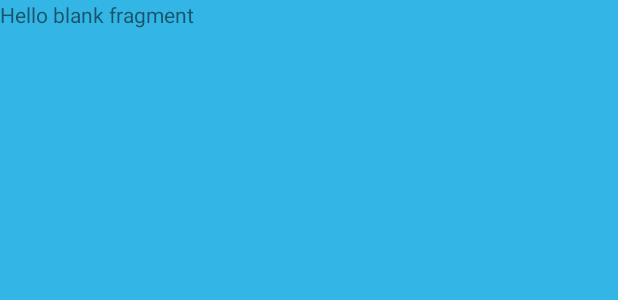
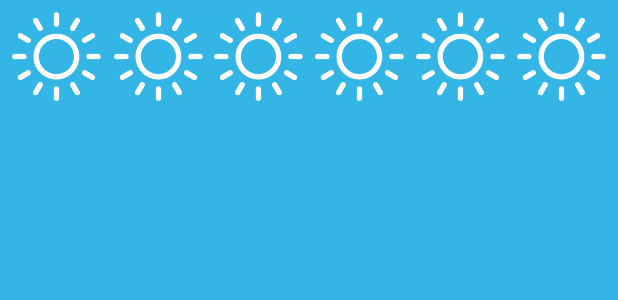
Before and after one commit to ziga-solar/Wearther4, an Android app: the layout fragment_travel.xml on its own in the app's theme, with its tools: preview values and no code run, on a phone screen of 412 x 824 dp. Shown: the top 300 px of the screen. Run offline under Robolectric (Android 15) with nearby library versions, the phone set to English and light mode, and no system bars; network calls fail.

Commit message:
last project

```diff
--- a/app/src/main/res/layout/fragment_travel.xml
+++ b/app/src/main/res/layout/fragment_travel.xml
@@ -1,5 +1,6 @@
 <?xml version="1.0" encoding="utf-8"?>
 <androidx.constraintlayout.widget.ConstraintLayout xmlns:android="http://schemas.android.com/apk/res/android"
+    xmlns:app="http://schemas.android.com/apk/res-auto"
     xmlns:tools="http://schemas.android.com/tools"
     android:layout_width="match_parent"
     android:layout_height="match_parent"
@@ -7,9 +8,101 @@
     android:background="@android:color/holo_blue_light">
 
     <!-- TODO: Update blank fragment layout -->
-    <TextView
-        android:layout_width="match_parent"
-        android:layout_height="match_parent"
-        android:text="@string/hello_blank_fragment" />
+
+    <ImageView
+        android:id="@+id/travelView1"
+        android:layout_width="59dp"
+        android:layout_height="59dp"
+        android:layout_marginStart="8dp"
+        android:layout_marginTop="8dp"
+        android:layout_marginEnd="8dp"
+        android:layout_marginBottom="8dp"
+        android:src="@drawable/sun"
+        app:layout_constraintBottom_toBottomOf="parent"
+        app:layout_constraintEnd_toEndOf="parent"
+        app:layout_constraintHorizontal_bias="0.0"
+        app:layout_constraintStart_toStartOf="parent"
+        app:layout_constraintTop_toTopOf="parent"
+        app:layout_constraintVertical_bias="0.0" />
+
+    <ImageView
+        android:id="@+id/travelView2"
+        android:layout_width="59dp"
+        android:layout_height="59dp"
+        android:layout_marginStart="8dp"
+        android:layout_marginTop="8dp"
+        android:layout_marginEnd="8dp"
+        android:layout_marginBottom="8dp"
+        android:src="@drawable/sun"
+        app:layout_constraintBottom_toBottomOf="parent"
+        app:layout_constraintEnd_toEndOf="parent"
+        app:layout_constraintHorizontal_bias="0.202"
+        app:layout_constraintStart_toStartOf="parent"
+        app:layout_constraintTop_toTopOf="parent"
+        app:layout_constraintVertical_bias="0.0" />
+
+    <ImageView
+        android:id="@+id/travelView3"
+        android:layout_width="59dp"
+        android:layout_height="59dp"
+        android:layout_marginStart="8dp"
+        android:layout_marginTop="8dp"
+        android:layout_marginEnd="8dp"
+        android:layout_marginBottom="8dp"
+        android:src="@drawable/sun"
+        app:layout_constraintBottom_toBottomOf="parent"
+        app:layout_constraintEnd_toEndOf="parent"
+        app:layout_constraintHorizontal_bias="0.4"
+        app:layout_constraintStart_toStartOf="parent"
+        app:layout_constraintTop_toTopOf="parent"
+        app:layout_constraintVertical_bias="0.0" />
+
+    <ImageView
+        android:id="@+id/travelView4"
+        android:layout_width="59dp"
+        android:layout_height="59dp"
+        android:layout_marginStart="8dp"
+        android:layout_marginTop="8dp"
+        android:layout_marginEnd="8dp"
+        android:layout_marginBottom="8dp"
+        android:src="@drawable/sun"
+        app:layout_constraintBottom_toBottomOf="parent"
+        app:layout_constraintEnd_toEndOf="parent"
+        app:layout_constraintHorizontal_bias="0.6"
+        app:layout_constraintStart_toStartOf="parent"
+        app:layout_constraintTop_toTopOf="parent"
+        app:layout_constraintVertical_bias="0.0" />
+
+    <ImageView
+        android:id="@+id/travelView5"
+        android:layout_width="59dp"
+        android:layout_height="59dp"
+        android:layout_marginStart="8dp"
+        android:layout_marginTop="8dp"
+        android:layout_marginEnd="8dp"
+        android:layout_marginBottom="8dp"
+        android:src="@drawable/sun"
+        app:layout_constraintBottom_toBottomOf="parent"
+        app:layout_constraintEnd_toEndOf="parent"
+        app:layout_constraintHorizontal_bias="0.8"
+        app:layout_constraintStart_toStartOf="parent"
+        app:layout_constraintTop_toTopOf="parent"
+        app:layout_constraintVertical_bias="0.0" />
+
+    <ImageView
+        android:id="@+id/travelView6"
+        android:layout_width="59dp"
+        android:layout_height="59dp"
+        android:layout_marginStart="8dp"
+        android:layout_marginTop="8dp"
+        android:layout_marginEnd="8dp"
+        android:layout_marginBottom="8dp"
+        android:src="@drawable/sun"
+        app:layout_constraintBottom_toBottomOf="parent"
+        app:layout_constraintEnd_toEndOf="parent"
+        app:layout_constraintHorizontal_bias="1.0"
+        app:layout_constraintStart_toStartOf="parent"
+        app:layout_constraintTop_toTopOf="parent"
+        app:layout_constraintVertical_bias="0.0" />
 
 </androidx.constraintlayout.widget.ConstraintLayout>
```
